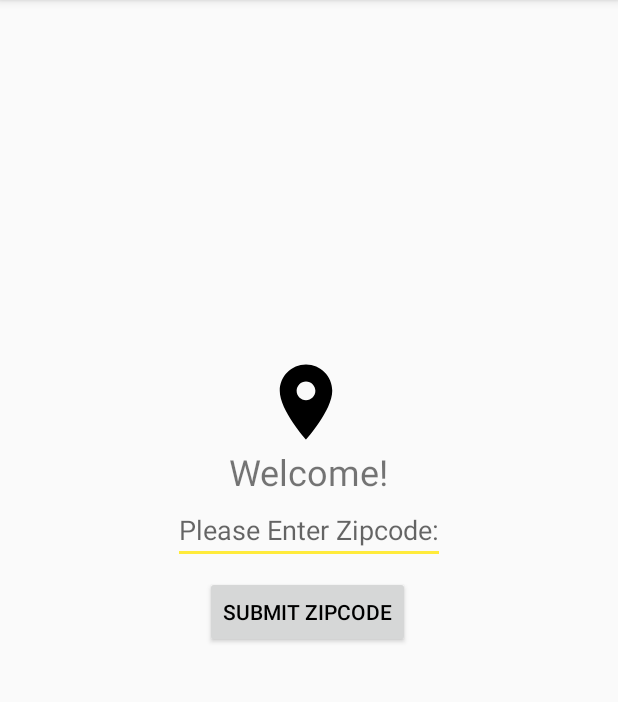
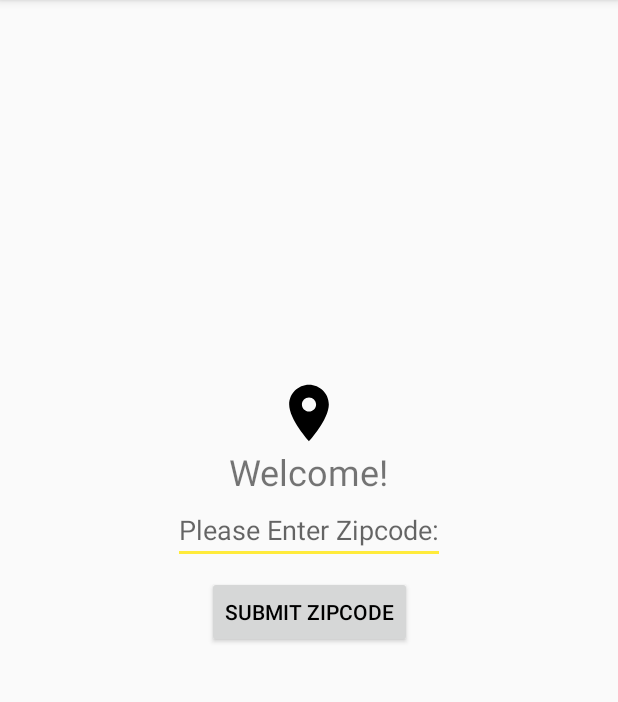
Before and after one commit to AlexSuth/AD340, an Android app: the screen it shows after launch (MainActivity), on a phone screen of 412 x 824 dp, the part 84-786 px from its top. Run offline under Robolectric (Android 15) with nearby library versions, the phone set to English and light mode, and no system bars.

Commit message:
changed some image dimensions

```diff
--- a/app/app/src/main/res/layout/activity_main.xml
+++ b/app/app/src/main/res/layout/activity_main.xml
@@ -9,12 +9,11 @@
 
     <ImageView
         android:id="@+id/imageView"
-        android:layout_width="60dp"
-        android:layout_height="60dp"
+        android:layout_width="45dp"
+        android:layout_height="45dp"
         android:src="@drawable/ic_location_on_black_24dp"
         app:layout_constraintBottom_toTopOf="@+id/title"
         app:layout_constraintEnd_toEndOf="parent"
-        app:layout_constraintHorizontal_bias="0.495"
         app:layout_constraintStart_toStartOf="parent" />
 
     <EditText
@@ -39,7 +38,6 @@
 
         app:layout_constraintBottom_toBottomOf="parent"
         app:layout_constraintEnd_toEndOf="@+id/zipcodeEditText"
-        app:layout_constraintHorizontal_bias="0.481"
         app:layout_constraintStart_toStartOf="@+id/zipcodeEditText" />
 
 
--- a/app/app/src/main/res/values/dimens.xml
+++ b/app/app/src/main/res/values/dimens.xml
@@ -1,4 +1,6 @@
 <?xml version="1.0" encoding="utf-8"?>
 <resources>
     <dimen name="title_text_height">24sp</dimen>
+    <dimen name ="image_height">40dp</dimen>
+    <dimen name ="image_width">40dp</dimen>
 </resources>
```
